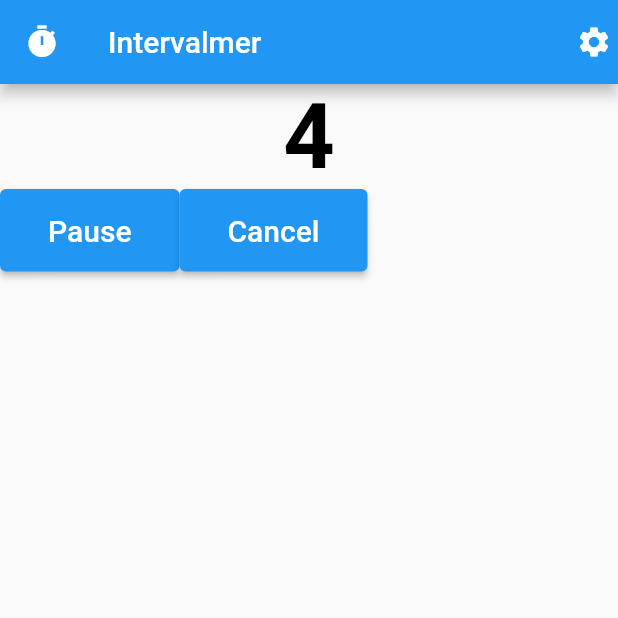
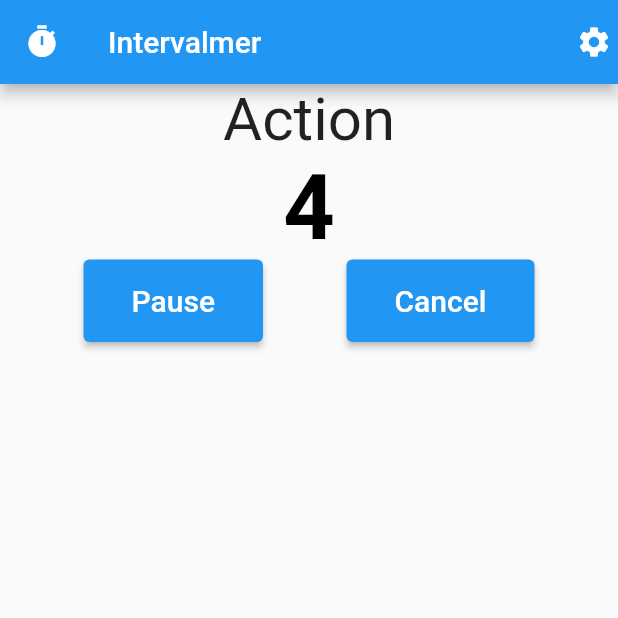
Before and after one commit to kuro1221/interval_timer, a Flutter app: the screen it shows after launch, after a tap on "Start Button", on a phone screen of 412 x 824 dp, the top half of it. Run offline on Flutter 3.47's test engine with Material 2 defaults, Android fonts, the phone set to English and light mode, and no system bars; our stand-ins replace logger.

Commit message:
ログ追加

```diff
--- a/lib/button_widget.dart
+++ b/lib/button_widget.dart
@@ -1,5 +1,4 @@
 import 'package:flutter/material.dart';
-import 'dart:developer';
 
 class ButtonWidget extends StatelessWidget {
   final String text;
--- /dev/null
+++ b/lib/configs/setting.dart
@@ -0,0 +1,6 @@
+class Setting {
+  static Map<String, String> timerPhase = {'ready': 'READY','action' : 'Action', 'rest': 'Rest'};
+  static int actionTimeSec = 5;
+  static int restTimeSec = 3;
+  static int numberOfRepetitions = 3;
+}
--- a/lib/main.dart
+++ b/lib/main.dart
@@ -1,9 +1,10 @@
 import 'package:flutter/material.dart';
 import 'package:interval_timer/settings_page.dart';
 import 'package:interval_timer/button_widget.dart';
+import 'package:interval_timer/configs/setting.dart';
 import 'dart:async';
 import 'dart:developer';
-
+import 'package:logger/logger.dart';
 
 void main() {
   runApp(const MyApp());
@@ -34,31 +35,57 @@ class MyHomePage extends StatefulWidget {
 }
 
 class _MyHomePageState extends State<MyHomePage> {
-  int actionTimeSec = 5;
-  int restTimeSec = 3;
-  int numberOfRepetitions = 3;
+  int currentTimerSec = Setting.actionTimeSec;
+  String currentTimerPhase = Setting.timerPhase['ready']!;
+  int remainingNumberOfTimes = Setting.numberOfRepetitions;
 
-  int currentTimerSec = 0;
-  Map<String, String> timerPhase = {'action' : 'Action', 'rest': 'Rest'};
-  // String currentTimerPhase = 'action';
-  String currentTimerPhase = '';
+  final logger = Logger();
+  Timer? timer;
 
-  Timer? timer;
-  void startTimer() {
-    currentTimerSec = actionTimeSec;
-    currentTimerPhase = timerPhase['action'];
+  _MyHomePageState() {
+    setTimer();
+  }
+
+  void startTimer(String phase) {
+    logger.v('タイマースタート');
+    //スタート時のみタイマー設定を初期化する
+    if (remainingNumberOfTimes == Setting.numberOfRepetitions) setTimer();
+    setState(() => currentTimerPhase = Setting.timerPhase[phase]!);
+
+    if (currentTimerPhase == Setting.timerPhase['action']) {
+      setState(() => currentTimerSec = Setting.actionTimeSec);
+    } else {
+      setState(() => currentTimerSec = Setting.restTimeSec);
+    }
+
     timer = Timer.periodic(Duration(seconds: 1),(_) {
       if (currentTimerSec > 0) {
         setState(() => currentTimerSec--);
       } else {
-        stopTimer(reset: false);
+        // stopTimer(reset: false);
+        changeTimerPhase();
       }
     });
   }
 
+  void setTimer() {
+    int currentTimerSec = Setting.actionTimeSec;
+    String currentTimerPhase = Setting.timerPhase['ready']!;
+    int remainingNumberOfTimes = Setting.numberOfRepetitions;
+  }
+
+  //残り回数が0か1以上か、タイマーフェーズがアクションかレスとかで処理を変える
   void changeTimerPhase() {
-    if (numberOfRepetitions > 0) {
-      // timerPhase = timerPhase == 'Action'? 'Rest': 'Action';
+    if (remainingNumberOfTimes == 0) finishTimer();
+
+    if (currentTimerPhase == Setting.timerPhase['action']) {
+      setState(() {
+        currentTimerPhase = Setting.timerPhase['rest']!;
+        remainingNumberOfTimes--;
+      });
+      startTimer('rest');
+    } else {
+      startTimer('action');
     }
   }
 
@@ -70,8 +97,12 @@ class _MyHomePageState extends State<MyHomePage> {
     timer?.cancel();
   }
 
+  void finishTimer() {
+    timer?.cancel();
+  }
+
   void resetTimer() => setState(() {
-    currentTimerSec = actionTimeSec;
+    setState(() => currentTimerSec = Setting.actionTimeSec);
   });
 
   @override
@@ -101,7 +132,12 @@ class _MyHomePageState extends State<MyHomePage> {
       body: Center(
         child: Column(
           children: [
-            // Text(timerPhase),
+            Text(
+            '$currentTimerPhase',
+             style: TextStyle(
+                  fontSize: 40,
+             )
+            ),
             buildTime(),
             buildButtons(),
           ]
@@ -114,7 +150,9 @@ class _MyHomePageState extends State<MyHomePage> {
     final isRunning = timer == null? false: timer!.isActive;
     return isRunning?
       Row(
+        mainAxisAlignment: MainAxisAlignment.center,
         children: [
+          Spacer(),
           ButtonWidget(
               color: Colors.white,
               text: 'Pause',
@@ -122,20 +160,22 @@ class _MyHomePageState extends State<MyHomePage> {
                  stopTimer();
               }
           ),
+          Spacer(),
           ButtonWidget(
               color: Colors.white,
               text: 'Cancel',
               onClicked: () {
-                stopTimer();
+                finishTimer();
               }
           ),
+          Spacer(),
         ],
       )
       : ButtonWidget(
         color: Colors.white,
         text: 'Start Button',
         onClicked: () {
-          startTimer();
+          startTimer('action');
         },
       );
   }
--- a/pubspec.yaml
+++ b/pubspec.yaml
@@ -45,6 +45,7 @@ dev_dependencies:
   # package. See that file for information about deactivating specific lint
   # rules and activating additional ones.
   flutter_lints: ^1.0.0
+  logger: ^1.1.0
 
 # For information on the generic Dart part of this file, see the
 # following page: https://dart.dev/tools/pub/pubspec
```
Also changed, not shown: pubspec.lock.
